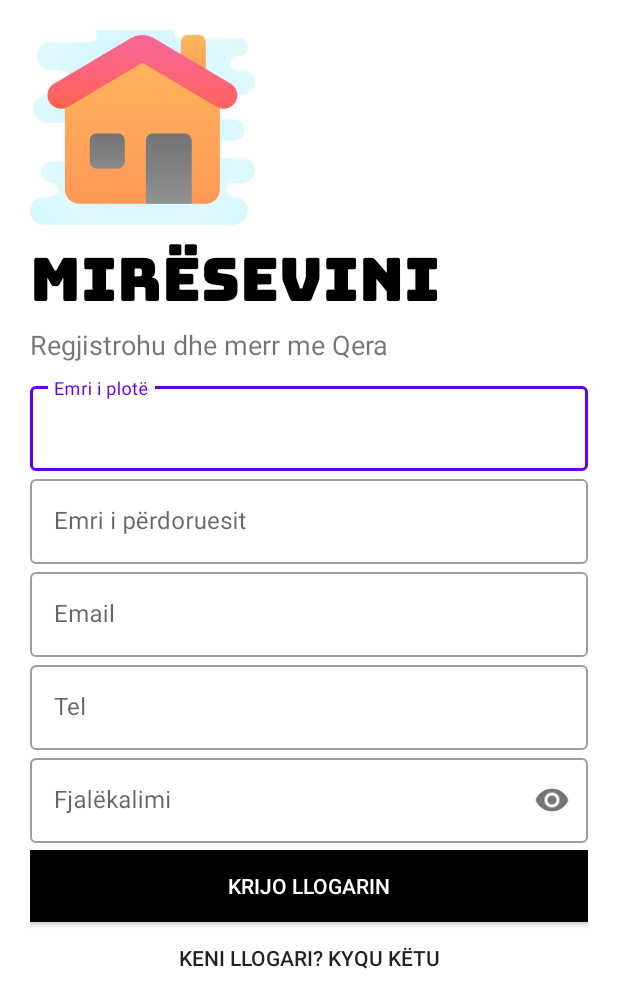
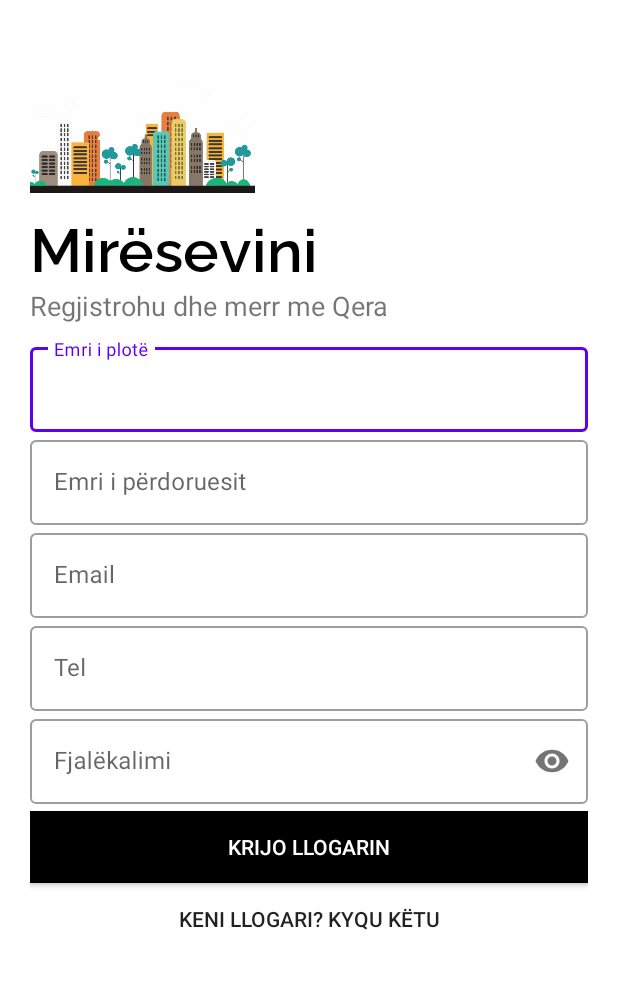
Before and after one commit to FluturaHaxhaj/MerrMeQera, an Android app: the screen it shows after launch (SignUp), after a tap on "PËRDORUES I RI? REGJISTROHU", on a phone screen of 412 x 824 dp. Shown: the top 1008 px of the screen. Run offline under Robolectric (Android 15) with nearby library versions, the phone set to English and light mode, and no system bars; our stand-ins replace Firebase (no records; nobody signed in at launch, a user with empty details on screens opened directly); Roboto replaces fonts that are not available here; 2 other taps on this screen came first.

Commit message:
Përmisime te splashscreen dhe ndryshim i fotove.

```diff
--- a/app/src/main/java/com/fiek/ppmapp/MainActivity.java
+++ b/app/src/main/java/com/fiek/ppmapp/MainActivity.java
@@ -17,7 +17,7 @@ import android.widget.TextView;
 
 public class MainActivity extends AppCompatActivity {
 
-    private static int SPLASH_SCREEN = 5000;
+    private static int SPLASH_SCREEN = 3000;
 
 
     Animation topAnim;
--- a/app/src/main/res/layout/activity_login.xml
+++ b/app/src/main/res/layout/activity_login.xml
@@ -14,12 +14,12 @@
         android:layout_width="150dp"
         android:layout_height="150dp"
         android:transitionName="logo_image"
-        android:src="@drawable/icons8_home_512"/>
+        android:src="@drawable/homebg"/>
     <TextView
         android:id="@+id/Logo_name"
         android:layout_width="wrap_content"
         android:layout_height="wrap_content"
-        android:fontFamily="@font/bungee"
+        android:fontFamily="@font/raleway_semibold"
         android:text="Përshëndetje, Mirësevini"
         android:textSize="40sp"
         android:textColor="#000"/>
--- a/app/src/main/res/layout/activity_main.xml
+++ b/app/src/main/res/layout/activity_main.xml
@@ -15,7 +15,7 @@
         android:layout_marginTop="150dp"
         android:layout_marginEnd="10dp"
         android:transitionName="logo_image"
-        android:src="@drawable/icons8_home_512"
+        android:src="@drawable/homebg"
         app:layout_constraintEnd_toEndOf="parent"
         app:layout_constraintStart_toStartOf="parent"
         app:layout_constraintTop_toTopOf="parent" />
@@ -24,7 +24,7 @@
         android:id="@+id/textView"
         android:layout_width="0dp"
         android:layout_height="wrap_content"
-        android:fontFamily="@font/pacifico"
+        android:fontFamily="@font/raleway_semibold"
         android:text="Merr Me Qera"
         android:textAlignment="center"
         android:transitionName="logo_text"
--- a/app/src/main/res/layout/activity_sign_up.xml
+++ b/app/src/main/res/layout/activity_sign_up.xml
@@ -14,7 +14,7 @@
         android:layout_width="150dp"
         android:layout_height="150dp"
         android:layout_marginTop="-15dp"
-        android:src="@drawable/icons8_home_512"
+        android:src="@drawable/homebg"
         android:transitionName="logo_name" />
 
     <TextView
@@ -22,7 +22,7 @@
         android:layout_width="wrap_content"
         android:layout_height="wrap_content"
         android:layout_marginTop="-20dp"
-        android:fontFamily="@font/bungee"
+        android:fontFamily="@font/raleway_semibold"
         android:text="Mirësevini"
         android:textColor="#000"
         android:textSize="40sp"
@@ -33,7 +33,6 @@
         android:layout_width="wrap_content"
         android:layout_height="wrap_content"
         android:text="Regjistrohu dhe merr me Qera"
-        android:layout_marginTop="-20dp"
         android:transitionName="logo_desc"
         android:textSize="18sp" />
 
```
Also changed, not shown: app/src/main/res/drawable-hdpi/homebg.png (added), app/src/main/res/drawable-mdpi/homebg.png (added), app/src/main/res/drawable-tvdpi/homebg.png (added), app/src/main/res/drawable-xhdpi/homebg.png (added), app/src/main/res/drawable-xxhdpi/homebg.png (added), app/src/main/res/drawable-xxxhdpi/homebg.png (added).
